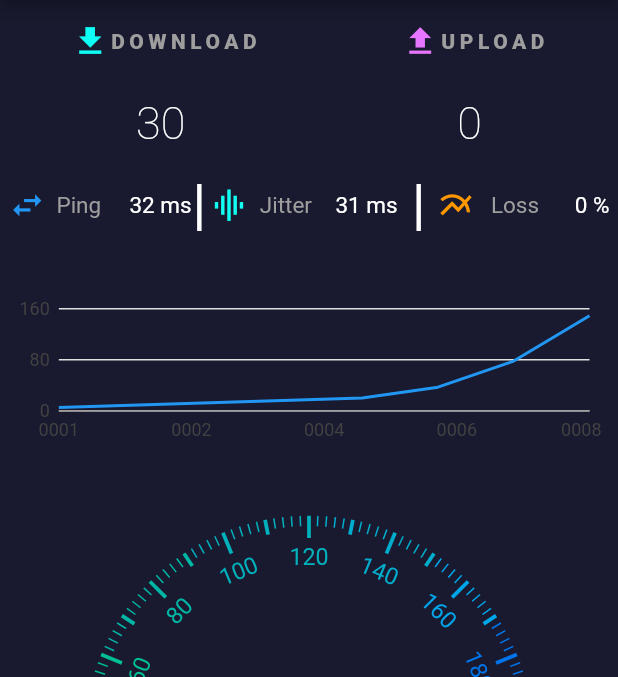
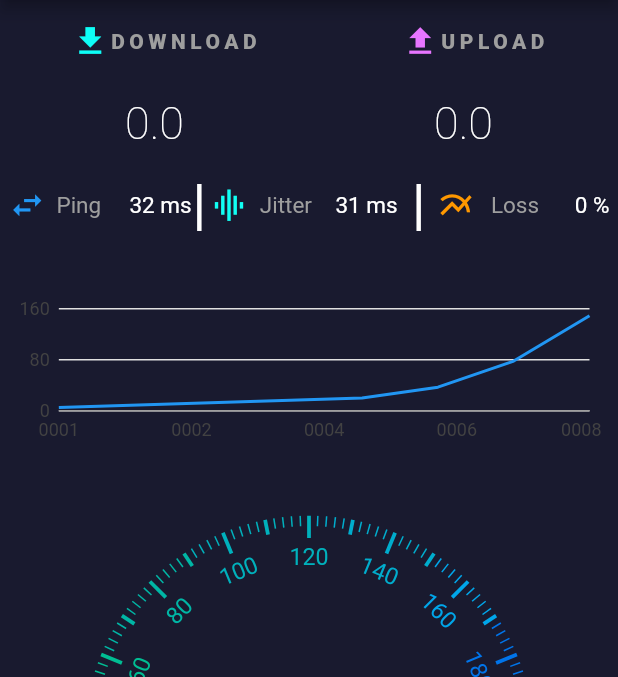
Before and after one commit to Catherine526940/Dart-speedtest, a Flutter app: the SpeedtestPage screen opened directly, on a phone screen of 412 x 824 dp, the part 84-761 px from its top. Run offline on Flutter 3.47's test engine with Material 2 defaults, Android fonts, the phone set to English and light mode, and no system bars; our stand-ins replace charts_flutter, connectivity, dio, sqflite; accounts and stored records are empty; network calls fail.

Commit message:
实现了下载速度的测量

```diff
--- a/lib/main.dart
+++ b/lib/main.dart
@@ -16,8 +16,8 @@ class MyApp extends StatefulWidget {
 class _MyAppState extends State<MyApp> {
   String _createTableSQL =
       '''CREATE TABLE speedtest_table (info_id INTEGER PRIMARY KEY,
-        download_speed INTEGER,
-        upload_speed INTEGER,
+        download_speed DOUBLE,
+        upload_speed DOUBLE,
         create_time VARCHAR(100)
         )'''; //创建测速表;
   String _data = "暂无数据";
--- a/lib/pages/speedtest.dart
+++ b/lib/pages/speedtest.dart
@@ -3,10 +3,13 @@ import 'package:sqflite/sqflite.dart';
 import 'package:path/path.dart';
 import 'dart:async';
 import 'package:flutter/widgets.dart';
-import 'dart:math';
 import 'DashBoard.dart';
 import 'Chart.dart';
 import 'package:intl/intl.dart';
+import 'package:dio/dio.dart';
+import 'dart:io';
+import 'package:path_provider/path_provider.dart';
+import 'package:http/http.dart' as http;
 class SpeedtestPage extends StatefulWidget {
   SpeedtestPage({Key key}) : super(key: key);
 
@@ -46,39 +49,74 @@ class _NEIBUState extends State<NEIBU> {
   var _dateTime = DateTime.now();//获取当前时间
   int info_id = 0;
   String _dbName = 'user.db'; //数据库名称
-  int download = 0;
-  int upload = 0;
+  String downloadchar = '0';
+  double download=0;
+  double upload = 0;
   int length = 0;
-  int suijishu1 = Random().nextInt(50);
-  int suijishu2 = Random().nextInt(50);
+  int point ;
+  int showtotal ;
+  String location;//记录上传地址
+  String downinterface =
+      'http://172.31.0.219:8080/speedtest/downloadFile?auth=Henu20'; //下载接口
+//获取body里面的内容
+  getHttp(String url) async {
+    var response = await http.post(url);
+    print('Response status: ${response.statusCode}');
+    print('Response body: ${response.body}');
+    var a = response.body.indexOf('http');
+    var n = response.body.lastIndexOf(new RegExp('(http|",)'));
+    print(a);
+    print(n);
+    location = response.body.substring(a, n);
+    print(location);
+    print(response.body);
+    downloadFile(location);
+  }
+
+  //下载文件
+  downloadFile(urlPath) async {
+    //这两行获取一个随机路径
+    Directory tempDir = await getTemporaryDirectory();
+    String tempPath = tempDir.path;
+    print('下载到手机地址是：' + tempPath);
+    Response response;
+    Dio dio = new Dio();
+    try {
+      response = await dio.download(urlPath, tempPath + 'key',
+          onReceiveProgress: (int count, int total) {
+        //进度
+        point=count;
+        showtotal=total;
+        print("${(point / showtotal) * 100} %"); /* $count $total  */
+      });
+      print('downloadFile success---------${response.data}');
+    } on DioError catch (e) {
+      print('downloadFile error---------$e');
+    }
+  }
+
+
+
+
+
   //最先加载
   initState() {
     super.initState();
     _query('user.db', 'SELECT * FROM speedtest_table');
-    const period = const Duration(milliseconds: 600); //测试过程，速度调大
+    getHttp(downinterface);
+    const period = const Duration(seconds: 1); //测试过程，速度调大
+    var i=0;
     Timer.periodic(period, (timer) {
-      suijishu1 = Random().nextInt(30);
       //到时回调
       setState(() {
-        download = download + suijishu1;
+        i++;
+        downloadchar=((((point/showtotal)*250)/i)*8).toString().substring(0,5);
+        download=double.parse('$downloadchar');
       });
-      if (download >= 165) {
+      if (i > 10) {
         //取消定时器，避免无限回调
         timer.cancel();
         timer = null;
-        const period = const Duration(milliseconds: 600); //测试过程，速度调大
-        Timer.periodic(period, (timer) {
-          suijishu2 = Random().nextInt(30);
-          //到时回调
-          setState(() {
-            upload = upload + suijishu2;
-          });
-          if (upload >= 165) {
-            //取消定时器，避免无限回调
-            timer.cancel();
-            timer = null;
-          }
-        });
       }
     });
   }
@@ -107,7 +145,7 @@ class _NEIBUState extends State<NEIBU> {
 
   @override
   Widget build(BuildContext context) {
-    String formattedDate = DateFormat('kk:mm:ss \n     d MMM y').format(_dateTime);
+    String formattedDate = DateFormat('  kk:mm:ss \n  d MMM y').format(_dateTime);
 
     return Column(
       children: <Widget>[
--- a/pubspec.yaml
+++ b/pubspec.yaml
@@ -26,6 +26,8 @@ dependencies:
   path_provider: ^0.5.0
   flutter_staggered_grid_view: "^0.2.7"
   dio: ^2.0.14
+  http: ^0.12.0
+  http_client: ^1.0.4
   flutter_screenutil: ^0.5.0
 #  fluro: ^1.4.0
 #  jpush_flutter: ^0.0.11
```
Also changed, not shown: lib/pages/history.dart (+16 -0 lines).
